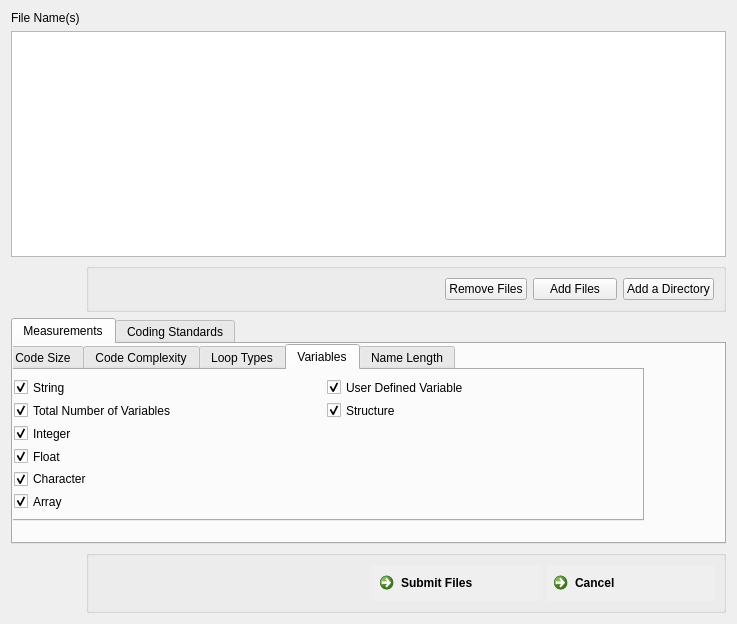
Old version of the form plyj-master/GUI/UIFiles/FileSubmitter.ui in the repository JLMcBride22/SourceCodeChecker.
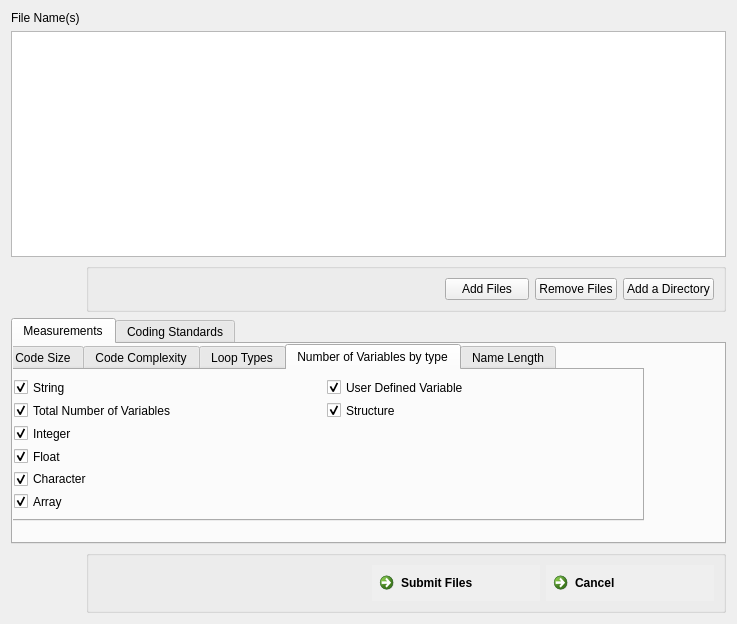
New version of the form. The open tabs and pages were chosen to show the change. Icons and pictures are not drawn.

Diff of the .ui file:
```diff
--- a/plyj-master/GUI/UIFiles/FileSubmitter.ui
+++ b/plyj-master/GUI/UIFiles/FileSubmitter.ui
@@ -9,7 +9,7 @@
    <rect>
     <x>0</x>
     <y>0</y>
-    <width>660</width>
+    <width>723</width>
     <height>624</height>
    </rect>
   </property>
@@ -57,19 +57,6 @@
         </property>
        </spacer>
       </item>
-      <item>
-       <widget class="QPushButton" name="removeButton">
-        <property name="sizePolicy">
-         <sizepolicy hsizetype="Preferred" vsizetype="Fixed">
-          <horstretch>0</horstretch>
-          <verstretch>0</verstretch>
-         </sizepolicy>
-        </property>
-        <property name="text">
-         <string>Remove Files</string>
-        </property>
-       </widget>
-      </item>
       <item>
        <widget class="QPushButton" name="addBtn">
         <property name="enabled">
@@ -95,6 +82,19 @@
         </property>
        </widget>
       </item>
+      <item>
+       <widget class="QPushButton" name="removeButton">
+        <property name="sizePolicy">
+         <sizepolicy hsizetype="Preferred" vsizetype="Fixed">
+          <horstretch>0</horstretch>
+          <verstretch>0</verstretch>
+         </sizepolicy>
+        </property>
+        <property name="text">
+         <string>Remove Files</string>
+        </property>
+       </widget>
+      </item>
       <item>
        <widget class="QPushButton" name="pushButton">
         <property name="text">
@@ -404,7 +404,7 @@
        </widget>
        <widget class="QWidget" name="VariableTab">
         <attribute name="title">
-         <string>Variables</string>
+         <string>Number of Variables by type</string>
         </attribute>
         <layout class="QGridLayout" name="gridLayout">
          <item row="0" column="1">
```
Left out of the diff: 4 changed lines with no effect on the pictures.
